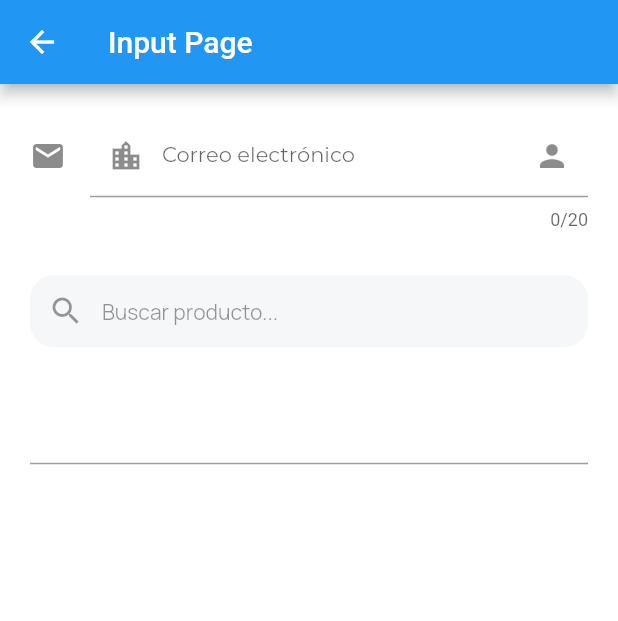
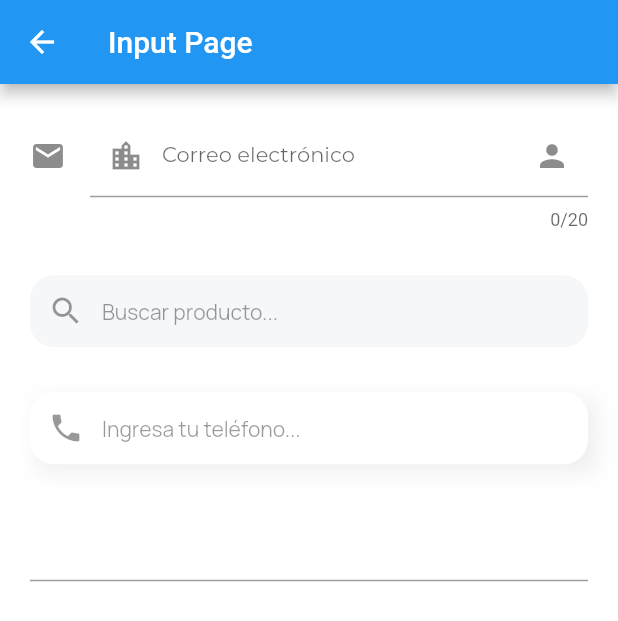
Before and after one commit to eeBarrionuevo/codigo6_components, a Flutter app: the InputPage screen opened directly, on a phone screen of 412 x 824 dp. Shown: the top 621 px of the screen. Run offline on Flutter 3.47's test engine with Material 2 defaults, Android fonts, the phone set to English and light mode, and no system bars; our stand-ins replace google_fonts; network calls fail.

Commit message:
Mods input

```diff
--- a/lib/pages/input_page.dart
+++ b/lib/pages/input_page.dart
@@ -85,6 +85,51 @@ class InputPage extends StatelessWidget {
             const SizedBox(
               height: 30.0,
             ),
+            Container(
+              decoration: BoxDecoration(
+                boxShadow: [
+                  BoxShadow(
+                    color: Colors.black.withOpacity(0.07),
+                    blurRadius: 12,
+                    offset: const Offset(5, 5),
+                  ),
+                ],
+              ),
+              child: TextField(
+                style: GoogleFonts.manrope(
+                  fontSize: 14.0,
+                ),
+                decoration: InputDecoration(
+                  hintText: "Ingresa tu teléfono...",
+                  hintStyle: TextStyle(
+                    color: Colors.black.withOpacity(0.4),
+                  ),
+                  fillColor: Colors.white,
+                  filled: true,
+                  prefixIcon: Icon(
+                    Icons.phone,
+                    color: Colors.black.withOpacity(0.4),
+                  ),
+                  contentPadding: const EdgeInsets.symmetric(
+                    horizontal: 14.0,
+                    vertical: 14.0,
+                  ),
+                  focusedBorder: OutlineInputBorder(
+                    //UnderlineInputBorder
+                    borderRadius: BorderRadius.circular(16.0),
+                    borderSide: BorderSide.none,
+                  ),
+                  enabledBorder: OutlineInputBorder(
+                    //UnderlineInputBorder
+                    borderRadius: BorderRadius.circular(16.0),
+                    borderSide: BorderSide.none,
+                  ),
+                ),
+              ),
+            ),
+            const SizedBox(
+              height: 30.0,
+            ),
             TextField(),
           ],
         ),
```
